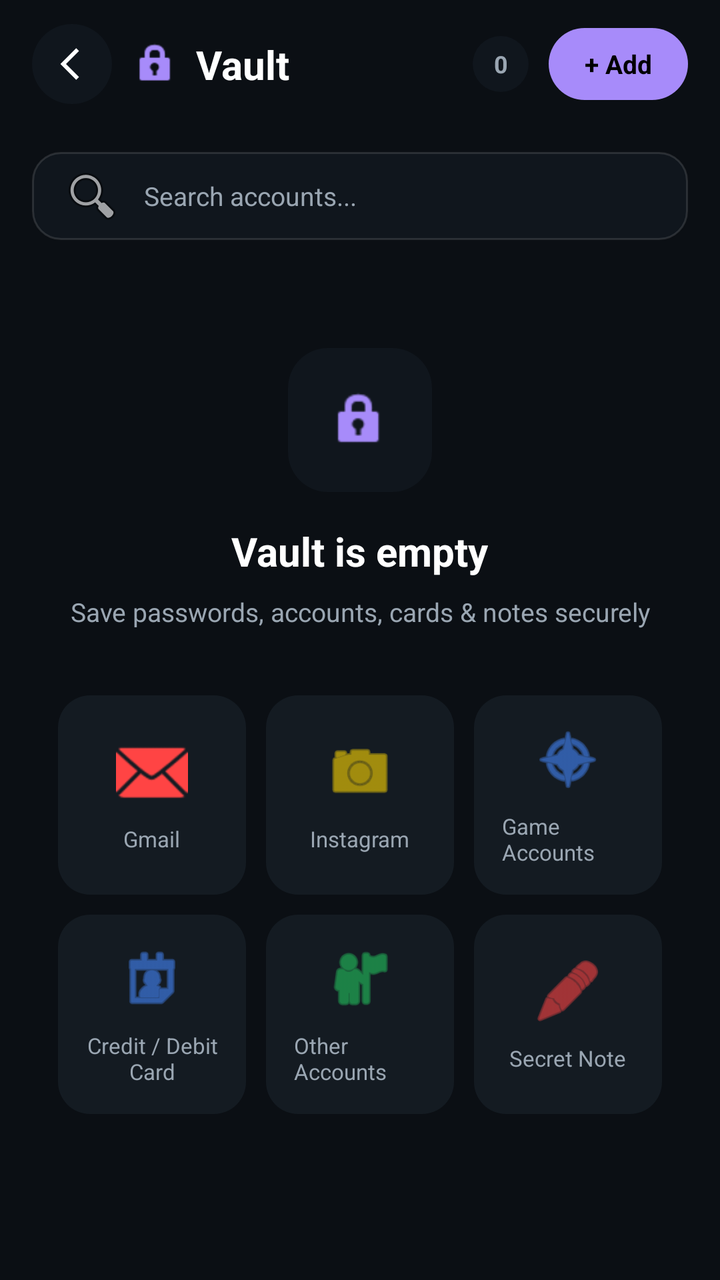
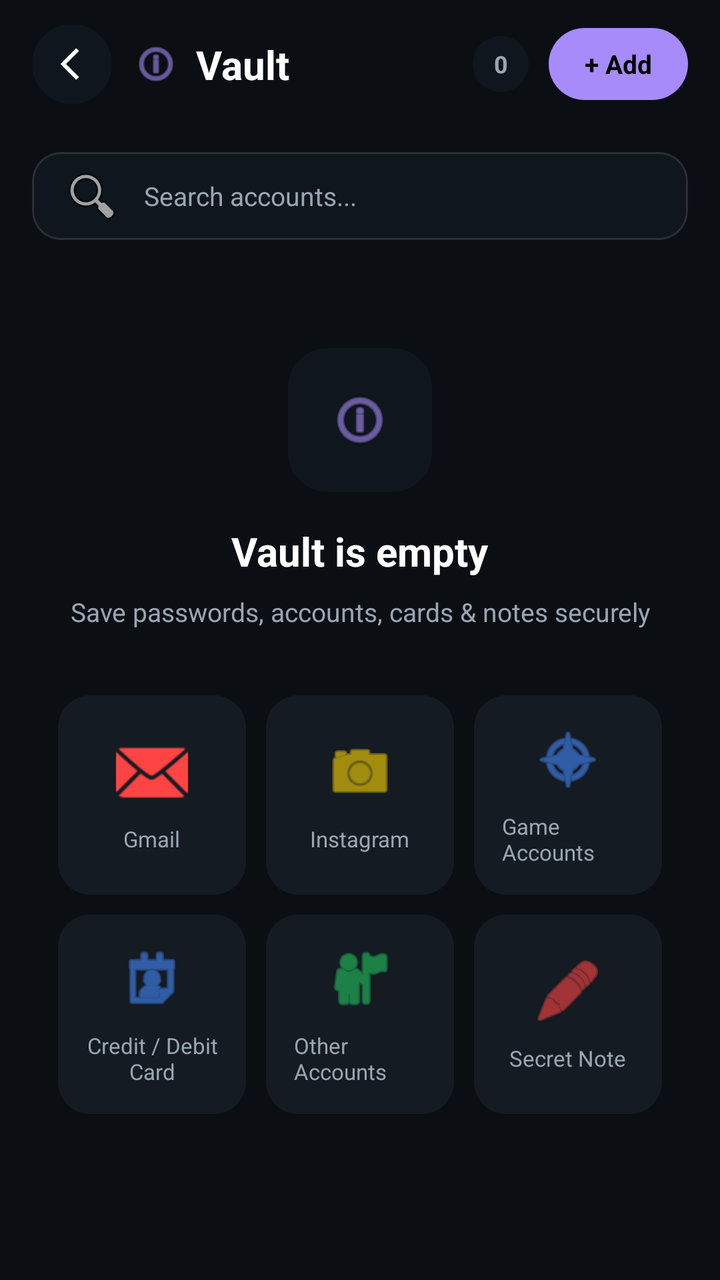

The first picture is an Android layout as it rendered before a commit; the second is the same layout after the commit. The layout source and the unified diff follow.
<!-- AndroidManifest.xml: application theme Theme.AppCompat.NoActionBar -->
<!-- res/layout/activity_vault.xml -->
<?xml version="1.0" encoding="utf-8"?>
<androidx.constraintlayout.widget.ConstraintLayout xmlns:android="http://schemas.android.com/apk/res/android"
    xmlns:app="http://schemas.android.com/apk/res-auto"
    android:layout_width="match_parent"
    android:layout_height="match_parent"
    android:background="@color/menu_bg">

    
    <androidx.constraintlayout.widget.ConstraintLayout
        android:id="@+id/headerBar"
        android:layout_width="0dp"
        android:layout_height="64dp"
        android:paddingStart="16dp"
        android:paddingEnd="16dp"
        app:layout_constraintTop_toTopOf="parent"
        app:layout_constraintStart_toStartOf="parent"
        app:layout_constraintEnd_toEndOf="parent">

        
        <ImageButton
            android:id="@+id/backButton"
            android:layout_width="40dp"
            android:layout_height="40dp"
            android:background="@drawable/bg_cal_circle_button"
            android:contentDescription="Back"
            android:scaleType="center"
            android:src="@drawable/ic_chevron_left_simple"
            android:tint="@color/menu_text_primary"
            app:layout_constraintStart_toStartOf="parent"
            app:layout_constraintTop_toTopOf="parent"
            app:layout_constraintBottom_toBottomOf="parent" />

        
        <ImageView
            android:id="@+id/vaultIcon"
            android:layout_width="24dp"
            android:layout_height="24dp"
            android:layout_marginStart="10dp"
            android:src="@android:drawable/ic_lock_idle_lock"
            android:tint="@color/vault_accent"
            app:layout_constraintStart_toEndOf="@+id/backButton"
            app:layout_constraintTop_toTopOf="parent"
            app:layout_constraintBottom_toBottomOf="parent" />

        
        <TextView
            android:id="@+id/vaultTitle"
            android:layout_width="0dp"
            android:layout_height="wrap_content"
            android:layout_marginStart="8dp"
            android:text="Vault"
            android:textColor="@color/menu_text_primary"
            android:textSize="20sp"
            android:textStyle="bold"
            app:layout_constraintStart_toEndOf="@+id/vaultIcon"
            app:layout_constraintEnd_toStartOf="@+id/vaultBadge"
            app:layout_constraintTop_toTopOf="parent"
            app:layout_constraintBottom_toBottomOf="parent" />

        
        <TextView
            android:id="@+id/vaultBadge"
            android:layout_width="28dp"
            android:layout_height="28dp"
            android:gravity="center"
            android:background="@drawable/bg_vault_badge"
            android:text="0"
            android:textColor="@color/menu_text_secondary"
            android:textSize="12sp"
            android:textStyle="bold"
            android:layout_marginEnd="10dp"
            app:layout_constraintEnd_toStartOf="@+id/addButton"
            app:layout_constraintTop_toTopOf="parent"
            app:layout_constraintBottom_toBottomOf="parent" />

        
        <TextView
            android:id="@+id/addButton"
            android:layout_width="wrap_content"
            android:layout_height="36dp"
            android:gravity="center"
            android:paddingStart="18dp"
            android:paddingEnd="18dp"
            android:background="@drawable/bg_vault_pill_purple"
            android:text="+ Add"
            android:textColor="@color/black"
            android:textSize="13sp"
            android:textStyle="bold"
            app:layout_constraintEnd_toEndOf="parent"
            app:layout_constraintTop_toTopOf="parent"
            app:layout_constraintBottom_toBottomOf="parent" />

    </androidx.constraintlayout.widget.ConstraintLayout>

    
    <EditText
        android:id="@+id/searchInput"
        android:layout_width="0dp"
        android:layout_height="44dp"
        android:layout_marginStart="16dp"
        android:layout_marginEnd="16dp"
        android:layout_marginTop="12dp"
        android:background="@drawable/bg_login_input"
        android:drawableStart="@android:drawable/ic_menu_search"
        android:drawablePadding="10dp"
        android:paddingStart="14dp"
        android:paddingEnd="14dp"
        android:hint="Search accounts..."
        android:inputType="text"
        android:maxLines="1"
        android:textColor="@color/menu_text_primary"
        android:textColorHint="@color/menu_text_secondary"
        android:textSize="13sp"
        app:layout_constraintTop_toBottomOf="@+id/headerBar"
        app:layout_constraintStart_toStartOf="parent"
        app:layout_constraintEnd_toEndOf="parent" />

    
    <ScrollView
        android:layout_width="0dp"
        android:layout_height="0dp"
        android:fillViewport="true"
        app:layout_constraintTop_toBottomOf="@+id/searchInput"
        app:layout_constraintBottom_toBottomOf="parent"
        app:layout_constraintStart_toStartOf="parent"
        app:layout_constraintEnd_toEndOf="parent">

        <LinearLayout
            android:layout_width="match_parent"
            android:layout_height="wrap_content"
            android:orientation="vertical"
            android:gravity="center_horizontal"
            android:padding="24dp">

            
            <LinearLayout
                android:layout_width="72dp"
                android:layout_height="72dp"
                android:gravity="center"
                android:background="@drawable/bg_vault_empty_tile"
                android:layout_marginTop="30dp">

                <ImageView
                    android:layout_width="32dp"
                    android:layout_height="32dp"
                    android:src="@android:drawable/ic_lock_idle_lock"
                    android:tint="@color/vault_accent" />
            </LinearLayout>

            
            <TextView
                android:layout_width="wrap_content"
                android:layout_height="wrap_content"
                android:layout_marginTop="16dp"
                android:text="Vault is empty"
                android:textColor="@color/menu_text_primary"
                android:textSize="20sp"
                android:textStyle="bold" />

            
            <TextView
                android:layout_width="wrap_content"
                android:layout_height="wrap_content"
                android:layout_marginTop="8dp"
                android:text="Save passwords, accounts, cards &amp; notes securely"
                android:textColor="@color/menu_text_secondary"
                android:textSize="13sp"
                android:gravity="center" />

            
            <GridLayout
                android:layout_width="match_parent"
                android:layout_height="wrap_content"
                android:layout_marginTop="28dp"
                android:columnCount="3"
                android:rowCount="2"
                android:useDefaultMargins="false">

                
                <LinearLayout
                    android:id="@+id/cardGmail"
                    android:layout_width="0dp"
                    android:layout_height="wrap_content"
                    android:layout_columnWeight="1"
                    android:layout_rowWeight="1"
                    android:layout_margin="5dp"
                    android:gravity="center"
                    android:orientation="vertical"
                    android:padding="14dp"
                    android:background="@drawable/bg_vault_card"
                    android:clickable="true"
                    android:focusable="true">

                    <ImageView
                        android:layout_width="36dp"
                        android:layout_height="36dp"
                        android:src="@android:drawable/ic_dialog_email"
                        android:tint="#FFFF4444" />

                    <TextView
                        android:layout_width="wrap_content"
                        android:layout_height="wrap_content"
                        android:layout_marginTop="8dp"
                        android:text="Gmail"
                        android:textColor="@color/menu_text_secondary"
                        android:textSize="11sp" />
                </LinearLayout>

                
                <LinearLayout
                    android:id="@+id/cardInstagram"
                    android:layout_width="0dp"
                    android:layout_height="wrap_content"
                    android:layout_columnWeight="1"
                    android:layout_rowWeight="1"
                    android:layout_margin="5dp"
                    android:gravity="center"
                    android:orientation="vertical"
                    android:padding="14dp"
                    android:background="@drawable/bg_vault_card"
                    android:clickable="true"
                    android:focusable="true">

                    <ImageView
                        android:layout_width="36dp"
                        android:layout_height="36dp"
                        android:src="@android:drawable/ic_menu_camera"
                        android:tint="#FFFFD700" />

                    <TextView
                        android:layout_width="wrap_content"
                        android:layout_height="wrap_content"
                        android:layout_marginTop="8dp"
                        android:text="Instagram"
                        android:textColor="@color/menu_text_secondary"
                        android:textSize="11sp" />
                </LinearLayout>

                
                <LinearLayout
                    android:id="@+id/cardBanking"
                    android:layout_width="0dp"
                    android:layout_height="wrap_content"
                    android:layout_columnWeight="1"
                    android:layout_rowWeight="1"
                    android:layout_margin="5dp"
                    android:gravity="center"
                    android:orientation="vertical"
                    android:padding="14dp"
                    android:background="@drawable/bg_vault_card"
                    android:clickable="true"
                    android:focusable="true">

                    <ImageView
                        android:layout_width="36dp"
                        android:layout_height="36dp"
                        android:src="@android:drawable/ic_menu_compass"
                        android:tint="#FF4488FF" />

                    <TextView
                        android:layout_width="wrap_content"
                        android:layout_height="wrap_content"
                        android:layout_marginTop="8dp"
                        android:text="Game Accounts"
                        android:textColor="@color/menu_text_secondary"
                        android:textSize="11sp" />
                </LinearLayout>

                
                <LinearLayout
                    android:id="@+id/cardCreditCard"
                    android:layout_width="0dp"
                    android:layout_height="wrap_content"
                    android:layout_columnWeight="1"
                    android:layout_rowWeight="1"
                    android:layout_margin="5dp"
                    android:gravity="center"
                    android:orientation="vertical"
                    android:padding="14dp"
                    android:background="@drawable/bg_vault_card"
                    android:clickable="true"
                    android:focusable="true">

                    <ImageView
                        android:layout_width="36dp"
                        android:layout_height="36dp"
android:src="@android:drawable/ic_menu_my_calendar"
                        android:tint="#FF4488FF" />

                    <TextView
                        android:layout_width="wrap_content"
                        android:layout_height="wrap_content"
                        android:layout_marginTop="8dp"
                        android:text="Credit / Debit Card"
                        android:textColor="@color/menu_text_secondary"
                        android:textSize="11sp"
                        android:gravity="center" />
                </LinearLayout>

                
                <LinearLayout
                    android:id="@+id/cardWifi"
                    android:layout_width="0dp"
                    android:layout_height="wrap_content"
                    android:layout_columnWeight="1"
                    android:layout_rowWeight="1"
                    android:layout_margin="5dp"
                    android:gravity="center"
                    android:orientation="vertical"
                    android:padding="14dp"
                    android:background="@drawable/bg_vault_card"
                    android:clickable="true"
                    android:focusable="true">

                    <ImageView
                        android:layout_width="36dp"
                        android:layout_height="36dp"
android:src="@android:drawable/ic_menu_myplaces"
                        android:tint="#FF22C55E" />

                    <TextView
                        android:layout_width="wrap_content"
                        android:layout_height="wrap_content"
                        android:layout_marginTop="8dp"
                        android:text="Other Accounts"
                        android:textColor="@color/menu_text_secondary"
                        android:textSize="11sp" />
                </LinearLayout>

                
                <LinearLayout
                    android:id="@+id/cardSecretNote"
                    android:layout_width="0dp"
                    android:layout_height="wrap_content"
                    android:layout_columnWeight="1"
                    android:layout_rowWeight="1"
                    android:layout_margin="5dp"
                    android:gravity="center"
                    android:orientation="vertical"
                    android:padding="14dp"
                    android:background="@drawable/bg_vault_card"
                    android:clickable="true"
                    android:focusable="true">

                    <ImageView
                        android:layout_width="36dp"
                        android:layout_height="36dp"
                        android:src="@android:drawable/ic_menu_edit"
                        android:tint="#FFFF4444" />

                    <TextView
                        android:layout_width="wrap_content"
                        android:layout_height="wrap_content"
                        android:layout_marginTop="8dp"
                        android:text="Secret Note"
                        android:textColor="@color/menu_text_secondary"
                        android:textSize="11sp" />
                </LinearLayout>

            </GridLayout>

        </LinearLayout>

    </ScrollView>

</androidx.constraintlayout.widget.ConstraintLayout>
<!-- resources referenced by this layout -->
<resources>
  <color name="black">#FF000000</color>
  <color name="menu_bg">#FF0B0F14</color>
  <color name="menu_text_primary">#FFFFFFFF</color>
  <color name="menu_text_secondary">#FF9AA6B2</color>
  <color name="vault_accent">#FFA78BFA</color>
  <!-- drawable bg_cal_circle_button (drawable) -->
  <?xml version="1.0" encoding="utf-8"?>
  <shape xmlns:android="http://schemas.android.com/apk/res/android" android:shape="oval">
      <solid android:color="@color/menu_surface_alt" />
  </shape>
  <!-- drawable bg_login_input (drawable) -->
  <?xml version="1.0" encoding="utf-8"?>
  <shape xmlns:android="http://schemas.android.com/apk/res/android">
      <solid android:color="@color/menu_surface_alt" />
      <corners android:radius="14dp" />
      <stroke android:width="1dp" android:color="#1FFFFFFF" />
  </shape>
  <!-- drawable bg_vault_badge (drawable) -->
  <?xml version="1.0" encoding="utf-8"?>
  <shape xmlns:android="http://schemas.android.com/apk/res/android">
      <solid android:color="@color/menu_surface_alt" />
      <corners android:radius="50dp" />
  </shape>
  <!-- drawable bg_vault_card (drawable) -->
  <?xml version="1.0" encoding="utf-8"?>
  <shape xmlns:android="http://schemas.android.com/apk/res/android">
      <solid android:color="@color/menu_surface" />
      <corners android:radius="16dp" />
  </shape>
  <!-- drawable bg_vault_empty_tile (drawable) -->
  <?xml version="1.0" encoding="utf-8"?>
  <shape xmlns:android="http://schemas.android.com/apk/res/android">
      <solid android:color="@color/menu_surface_alt" />
      <corners android:radius="20dp" />
  </shape>
  <!-- drawable bg_vault_pill_purple (drawable) -->
  <?xml version="1.0" encoding="utf-8"?>
  <shape xmlns:android="http://schemas.android.com/apk/res/android">
      <solid android:color="@color/vault_accent" />
      <corners android:radius="24dp" />
  </shape>
  <!-- drawable ic_chevron_left_simple (drawable) -->
  <?xml version="1.0" encoding="utf-8"?>
  <vector xmlns:android="http://schemas.android.com/apk/res/android"
      android:width="24dp"
      android:height="24dp"
      android:viewportWidth="24"
      android:viewportHeight="24">
      <path
          android:fillColor="#FFFFFFFF"
          android:pathData="M15.5,5.5 L9,12 L15.5,18.5 L14.1,19.9 L6.2,12 L14.1,4.1 Z" />
  </vector>
  <color name="menu_surface_alt">#FF10161D</color>
  <color name="menu_surface">#FF141B22</color>
</resources>

<!-- the commit's change to res/layout/activity_vault.xml (unified diff, before → after) -->
@@ -36,7 +36,7 @@
             android:layout_width="24dp"
             android:layout_height="24dp"
             android:layout_marginStart="10dp"
-            android:src="@android:drawable/ic_lock_idle_lock"
+            android:src="@android:drawable/ic_menu_info_details"
             android:tint="@color/vault_accent"
             app:layout_constraintStart_toEndOf="@+id/backButton"
             app:layout_constraintTop_toTopOf="parent"
@@ -116,14 +116,38 @@
         app:layout_constraintEnd_toEndOf="parent" />
 
     
-    <ScrollView
+    <FrameLayout
         android:layout_width="0dp"
         android:layout_height="0dp"
-        android:fillViewport="true"
         app:layout_constraintTop_toBottomOf="@+id/searchInput"
         app:layout_constraintBottom_toBottomOf="parent"
         app:layout_constraintStart_toStartOf="parent"
         app:layout_constraintEnd_toEndOf="parent">
+
+        
+        <ScrollView
+            android:id="@+id/vaultEntriesScroll"
+            android:layout_width="match_parent"
+            android:layout_height="match_parent"
+            android:fillViewport="true"
+            android:visibility="gone">
+
+            <LinearLayout
+                android:id="@+id/vaultEntriesContainer"
+                android:layout_width="match_parent"
+                android:layout_height="wrap_content"
+                android:orientation="vertical"
+                android:padding="16dp" />
+
+        </ScrollView>
+
+        
+        <ScrollView
+            android:id="@+id/vaultEmptyState"
+            android:layout_width="match_parent"
+            android:layout_height="match_parent"
+            android:fillViewport="true"
+            android:visibility="visible">
 
         <LinearLayout
             android:layout_width="match_parent"
@@ -143,7 +167,7 @@
                 <ImageView
                     android:layout_width="32dp"
                     android:layout_height="32dp"
-                    android:src="@android:drawable/ic_lock_idle_lock"
+                    android:src="@android:drawable/ic_menu_info_details"
                     android:tint="@color/vault_accent" />
             </LinearLayout>
 
@@ -363,4 +387,6 @@ android:src="@android:drawable/ic_menu_myplaces"
 
     </ScrollView>
 
+    </FrameLayout>
+
 </androidx.constraintlayout.widget.ConstraintLayout>
